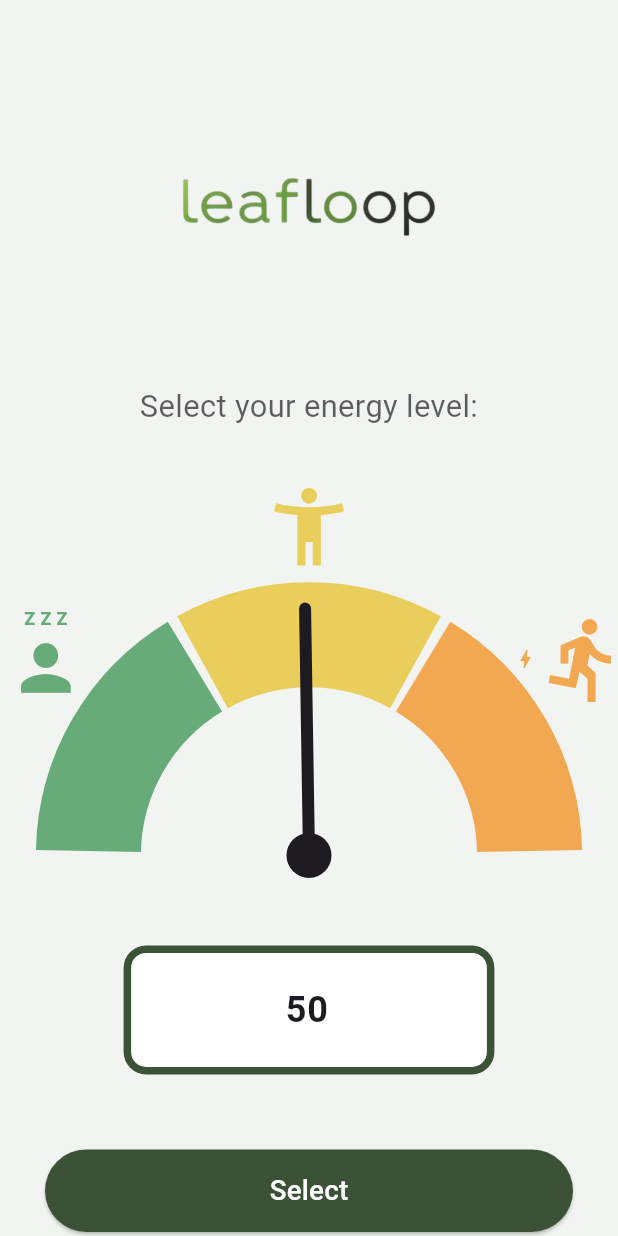
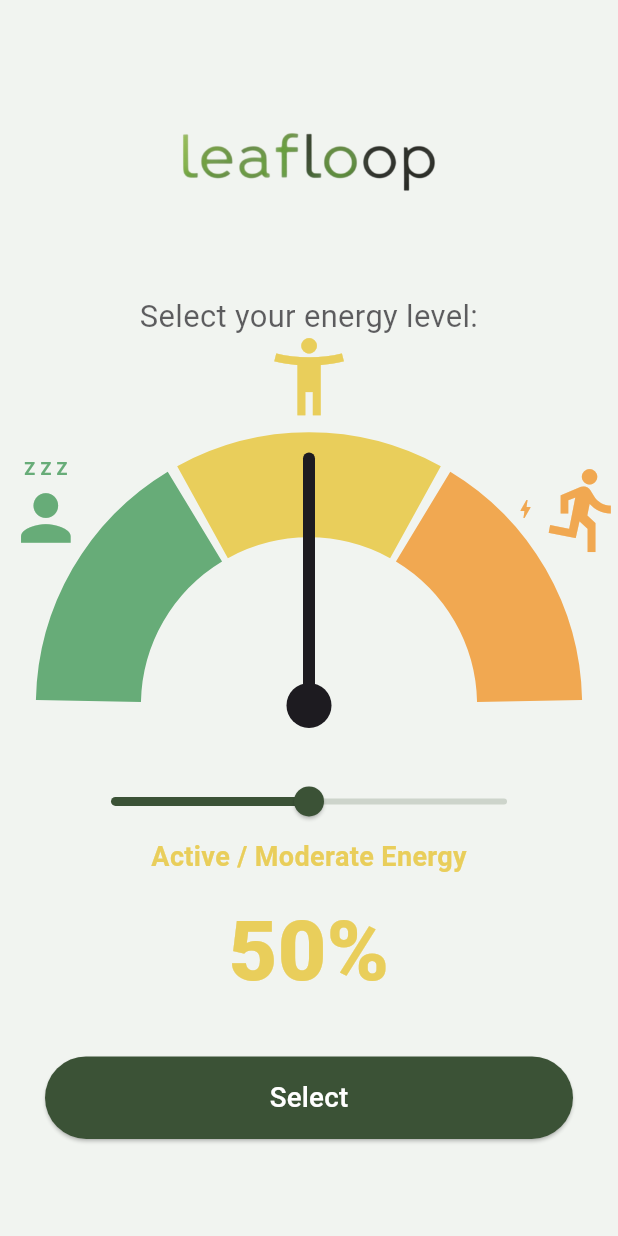
Before and after one commit to Killer8Hyper/leafloop_frontend, a Flutter app: the EnergyLevelPage screen opened directly with empty values, on a phone screen of 412 x 824 dp. Run offline on Flutter 3.47's test engine with Material 3 defaults, Android fonts, the phone set to English and light mode, and no system bars; our stand-ins replace image_picker, lottie, shared_preferences, sqflite; missing offline and left inert: tflite_flutter; accounts and stored records are empty.

Commit message:
fixes Errors, and fix energy level

```diff
--- a/lib/screens/homepage.dart
+++ b/lib/screens/homepage.dart
@@ -134,7 +134,7 @@ class _HomePageState extends State<HomePage> {
                               ),
                             ),
                             Text(
-                              "Streak Days",
+                              (_user?['current_streak'] ?? 0) == 1 ? "Streak Day" : "Streak Days",
                               style: TextStyle(
                                 fontSize: 18,
                                 fontWeight: FontWeight.bold,
--- a/lib/screens/profile.dart
+++ b/lib/screens/profile.dart
@@ -206,7 +206,7 @@ class _ProfileScreenState extends State<ProfileScreen> {
                         title: "Stats",
                         status: "Active",
                         description:
-                            "Total Missions: $totalMissions\nLongest Streak: ${_user?['longest_streak'] ?? 0}",
+                            "Total Missions: $totalMissions\nLongest Streak: ${_user?['longest_streak'] ?? 0} ${(_user?['longest_streak'] ?? 0) == 1 ? 'Day' : 'Days'}",
                         percentage: "",
                         progress: 0.0,
                         icon: Icons.bar_chart,
--- a/lib/starting/energy_level.dart
+++ b/lib/starting/energy_level.dart
@@ -47,39 +47,40 @@ class _EnergyLevelPageState extends State<EnergyLevelPage> {
     super.dispose();
   }
 
-  void _updateMeter(String value) {
-    if (value.isEmpty) return;
-    double? newValue = double.tryParse(value);
-    if (newValue != null && newValue >= 1 && newValue <= 100) {
-      setState(() {
-        _currentEnergyValue = newValue;
-      });
-    }
+  void _updateMeter(double newValue) {
+    setState(() {
+      _currentEnergyValue = newValue.clamp(0, 100);
+      _energyController.text = _currentEnergyValue.toInt().toString();
+    });
   }
 
   void _handleInteraction(Offset localPosition, Size size) {
-    // The meter is centered horizontally and at the bottom vertically of its container
     final double centerX = size.width / 2;
-    final double centerY = size.height; // Since the height is radius
+    final double centerY = size.height;
 
-    // Calculate angle from center to touch point
-    double angle = math.atan2(localPosition.dy - centerY, localPosition.dx - centerX);
+    double dx = localPosition.dx - centerX;
+    double dy = localPosition.dy - centerY;
 
-    // For the top half of the meter:
-    // Left side (1) is at pi (approx 3.14) or -pi
-    // Right side (100) is at 0
-    if (angle < 0) {
-      double normalizedAngle = angle.abs(); // 0 (right) to pi (left)
+    double angle = math.atan2(dy, dx);
 
-      // Map pi (left) -> 1, 0 (right) -> 100
-      double percentage = 1.0 - (normalizedAngle / math.pi); // 0 (left) to 1 (right)
-      double newValue = (percentage * 99) + 1;
+    // Normalize angle to be between -PI and 0 for the top arc
+    if (angle > 0) angle = angle - (2 * math.pi);
 
-      setState(() {
-        _currentEnergyValue = newValue.clamp(1, 100);
-        _energyController.text = _currentEnergyValue.toInt().toString();
-      });
-    }
+    // Map -PI (0%) to 0 (100%)
+    double percentage = (angle + math.pi) / math.pi;
+    _updateMeter(percentage * 100);
+  }
+
+  String _getEnergyStatus() {
+    if (_currentEnergyValue < 33) return "Resting / Low Energy";
+    if (_currentEnergyValue < 67) return "Active / Moderate Energy";
+    return "High / Energetic";
+  }
+
+  Color _getEnergyColor() {
+    if (_currentEnergyValue < 33) return const Color(0xFF67AC78);
+    if (_currentEnergyValue < 67) return const Color(0xFFE9CE5B);
+    return const Color(0xFFF1A851);
   }
 
   // --- NEW: POPUP LOGIC ---
@@ -144,7 +145,7 @@ class _EnergyLevelPageState extends State<EnergyLevelPage> {
           padding: const EdgeInsets.symmetric(horizontal: 30),
           child: Column(
             children: [
-              const SizedBox(height: 80),
+              const SizedBox(height: 50),
               Center(
                 child: SizedBox(
                   width: screenWidth * 0.5,
@@ -154,7 +155,7 @@ class _EnergyLevelPageState extends State<EnergyLevelPage> {
                   ),
                 ),
               ),
-              const SizedBox(height: 60),
+              const SizedBox(height: 30),
 
               Text(
                 "Select your energy level:",
@@ -167,7 +168,7 @@ class _EnergyLevelPageState extends State<EnergyLevelPage> {
                   fontWeight: FontWeight.w400,
                 ),
               ),
-              const SizedBox(height: 100),
+              const SizedBox(height: 60),
 
               Center(
                 child: GestureDetector(
@@ -256,41 +257,53 @@ class _EnergyLevelPageState extends State<EnergyLevelPage> {
                 ),
               ),
 
-              const SizedBox(height: 60),
+              const SizedBox(height: 20),
+              const SizedBox(height: 20),
 
-              Container(
-                width: screenWidth * 0.6,
-                padding: const EdgeInsets.all(5),
-                decoration: BoxDecoration(
-                  color: Theme.of(context).primaryColor,
-                  borderRadius: BorderRadius.circular(15),
-                ),
-                child: Container(
-                  decoration: BoxDecoration(
-                    color: Theme.of(context).cardColor,
-                    borderRadius: BorderRadius.circular(10),
+              // New Slider for 0-100 dragging
+              Padding(
+                padding: const EdgeInsets.symmetric(horizontal: 20),
+                child: SliderTheme(
+                  data: SliderTheme.of(context).copyWith(
+                    activeTrackColor: Theme.of(context).primaryColor,
+                    inactiveTrackColor: Theme.of(context).primaryColor.withOpacity(0.2),
+                    thumbColor: Theme.of(context).primaryColor,
+                    overlayColor: Theme.of(context).primaryColor.withOpacity(0.1),
+                    valueIndicatorColor: Theme.of(context).primaryColor,
+                    valueIndicatorTextStyle: const TextStyle(color: Colors.white),
                   ),
-                  child: TextField(
-                    controller: _energyController,
-                    keyboardType: TextInputType.number,
-                    textAlign: TextAlign.center,
+                  child: Slider(
+                    value: _currentEnergyValue,
+                    min: 0,
+                    max: 100,
+                    divisions: 100,
+                    label: _currentEnergyValue.toInt().toString(),
                     onChanged: _updateMeter,
-                    style: TextStyle(
-                      fontSize: 24,
-                      fontWeight: FontWeight.bold,
-                      color: Theme.of(context).textTheme.bodyLarge?.color,
-                    ),
-                    inputFormatters: [FilteringTextInputFormatter.digitsOnly],
-                    decoration: const InputDecoration(
-                      contentPadding: EdgeInsets.symmetric(vertical: 20),
-                      border: InputBorder.none,
-                      hintText: "1-100",
-                    ),
                   ),
                 ),
               ),
 
-              const SizedBox(height: 50),
+              Text(
+                _getEnergyStatus(),
+                style: TextStyle(
+                  fontSize: 18,
+                  fontWeight: FontWeight.bold,
+                  color: _getEnergyColor(),
+                ),
+              ),
+
+              const SizedBox(height: 10),
+
+              Text(
+                "${_currentEnergyValue.toInt()}%",
+                style: TextStyle(
+                  fontSize: 56,
+                  fontWeight: FontWeight.w900,
+                  color: _getEnergyColor(),
+                ),
+              ),
+
+              const SizedBox(height: 30),
 
               SizedBox(
                 width: double.infinity,
@@ -419,7 +432,7 @@ class EnergyMeterPainter extends CustomPainter {
 
     canvas.drawCircle(Offset(centerX, centerY), needleBaseRadius, needlePaint);
 
-    double degrees = ((value - 1) / 99) * 180;
+    double degrees = (value / 100) * 180;
     double radians = (degrees * (math.pi / 180)) + startAngle;
 
     final double needleEndX = centerX + math.cos(radians) * needleLength;
```
Also changed, not shown: lib/database/database_helper.dart (+19 -2 lines), lib/starting/sign-up.dart (+68 -97 lines).
